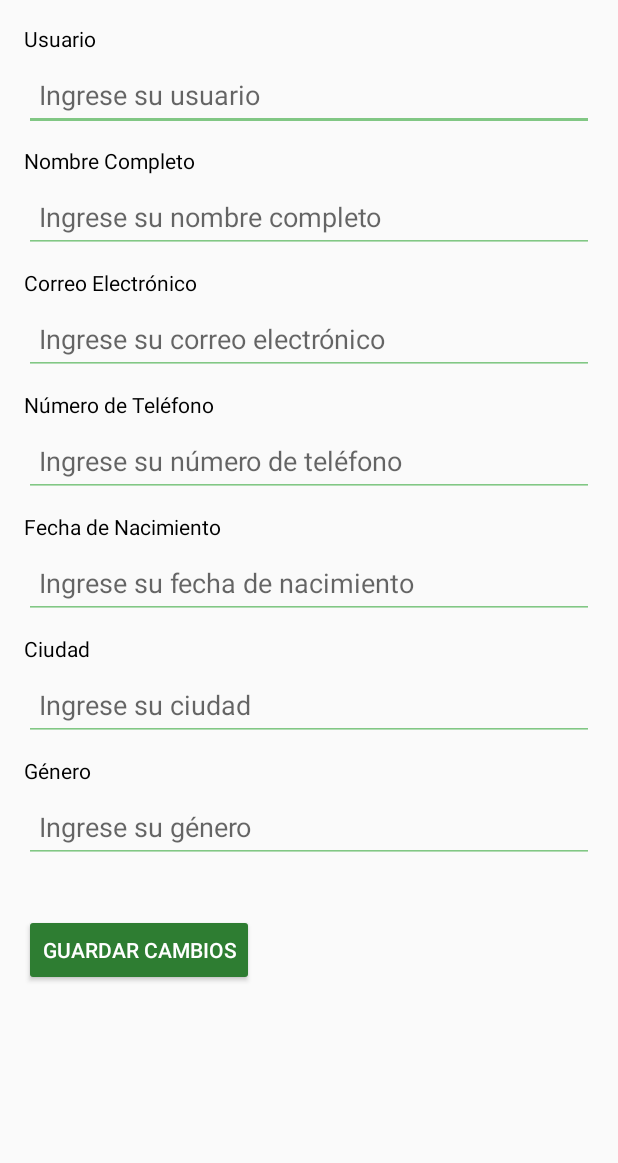
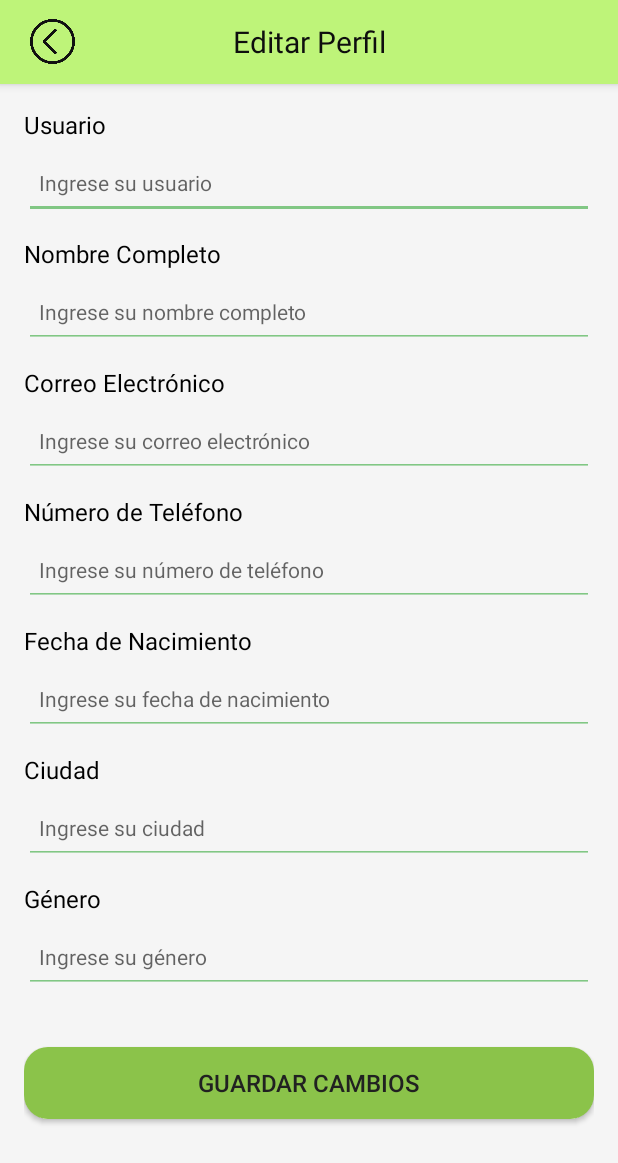
Before and after one commit to Nieve2205/ProyectoFinal, an Android app built with Jetpack Compose: the EditProfileActivity screen opened directly, with no data from a screen before it, on a phone screen of 412 x 824 dp. Shown: the top 1163 px of the screen. Run offline under Robolectric (Android 15) with nearby library versions, the phone set to English and light mode, and no system bars; our stand-ins replace Firebase (no records; nobody signed in at launch, a user with empty details on screens opened directly).

Commit message:
Mejora de la vista EditProfile

```diff
--- a/app/src/main/res/layout/activity_edit_profile.xml
+++ b/app/src/main/res/layout/activity_edit_profile.xml
@@ -3,117 +3,176 @@
     android:layout_width="match_parent"
     android:layout_height="match_parent"
     android:orientation="vertical"
+    android:background="#F5F5F5">
+
+    <!-- Barra Superior -->
+    <androidx.appcompat.widget.Toolbar
+        android:layout_width="match_parent"
+        android:layout_height="wrap_content"
+        android:background="@color/colorPrimary"
+        android:theme="@style/ThemeOverlay.AppCompat.Dark.ActionBar"
+        android:elevation="4dp">
+
+        <ImageView
+            android:id="@+id/menu_icon"
+            android:layout_width="30dp"
+            android:layout_height="30dp"
+            android:layout_marginStart="20dp"
+            android:src="@drawable/flecha"
+            android:contentDescription="User Icon"
+            android:clickable="true" />
+
+        <TextView
+            android:layout_width="wrap_content"
+            android:layout_height="wrap_content"
+            android:text="Editar Perfil"
+            android:textColor="#0E0E0E"
+            android:textSize="20sp"
+            android:layout_gravity="center"
+            android:gravity="center" />
+    </androidx.appcompat.widget.Toolbar>
+
+    <!-- Contenido Principal -->
+    <ScrollView
+        android:layout_width="match_parent"
+        android:layout_height="match_parent"
         android:padding="16dp">
 
-    <!-- Campos de EditText con sus respectivos nombres de campo -->
+        <LinearLayout
+            android:layout_width="match_parent"
+            android:layout_height="wrap_content"
+            android:orientation="vertical">
+
+            <!-- Campos de Texto -->
             <TextView
                 android:layout_width="match_parent"
                 android:layout_height="wrap_content"
                 android:text="Usuario"
                 android:textColor="#000000"
-        android:paddingBottom="4dp"/>
+                android:textSize="16sp"
+                android:paddingBottom="4dp" />
             <EditText
                 android:id="@+id/usernameEditText"
                 android:layout_width="match_parent"
                 android:layout_height="wrap_content"
                 android:backgroundTint="#81C784"
                 android:textColor="#000000"
+                android:textSize="14sp"
                 android:padding="10dp"
                 android:hint="Ingrese su usuario"
                 android:minHeight="48dp"
-        android:layout_marginBottom="10dp" />
+                android:layout_marginBottom="12dp" />
 
+            <!-- Nombre Completo -->
             <TextView
                 android:layout_width="match_parent"
                 android:layout_height="wrap_content"
                 android:text="Nombre Completo"
+                android:textSize="16sp"
                 android:textColor="#000000"
-        android:paddingBottom="4dp"/>
+                android:paddingBottom="4dp" />
             <EditText
                 android:id="@+id/fullNameEditText"
                 android:layout_width="match_parent"
                 android:layout_height="wrap_content"
                 android:backgroundTint="#81C784"
                 android:textColor="#000000"
+                android:textSize="14sp"
                 android:padding="10dp"
                 android:hint="Ingrese su nombre completo"
                 android:minHeight="48dp"
-        android:layout_marginBottom="10dp" />
+                android:layout_marginBottom="12dp" />
 
+            <!-- Correo Electrónico -->
             <TextView
                 android:layout_width="match_parent"
                 android:layout_height="wrap_content"
                 android:text="Correo Electrónico"
                 android:textColor="#000000"
-        android:paddingBottom="4dp"/>
+                android:textSize="16sp"
+                android:paddingBottom="4dp" />
             <EditText
                 android:id="@+id/emailEditText"
                 android:layout_width="match_parent"
                 android:layout_height="wrap_content"
                 android:backgroundTint="#81C784"
                 android:textColor="#000000"
+                android:textSize="14sp"
                 android:padding="10dp"
                 android:hint="Ingrese su correo electrónico"
                 android:minHeight="48dp"
-        android:layout_marginBottom="10dp" />
+                android:layout_marginBottom="12dp" />
 
+            <!-- Número de Teléfono -->
             <TextView
                 android:layout_width="match_parent"
                 android:layout_height="wrap_content"
                 android:text="Número de Teléfono"
+                android:textSize="16sp"
                 android:textColor="#000000"
-        android:paddingBottom="4dp"/>
+                android:paddingBottom="4dp" />
             <EditText
                 android:id="@+id/phoneNumberEditText"
                 android:layout_width="match_parent"
                 android:layout_height="wrap_content"
                 android:backgroundTint="#81C784"
                 android:textColor="#000000"
+                android:textSize="14sp"
                 android:padding="10dp"
                 android:hint="Ingrese su número de teléfono"
                 android:minHeight="48dp"
-        android:layout_marginBottom="10dp" />
+                android:layout_marginBottom="12dp" />
 
+            <!-- Fecha de Nacimiento -->
             <TextView
                 android:layout_width="match_parent"
                 android:layout_height="wrap_content"
                 android:text="Fecha de Nacimiento"
                 android:textColor="#000000"
-        android:paddingBottom="4dp"/>
+                android:textSize="16sp"
+                android:paddingBottom="4dp" />
             <EditText
                 android:id="@+id/dateOfBirthEditText"
                 android:layout_width="match_parent"
                 android:layout_height="wrap_content"
                 android:backgroundTint="#81C784"
                 android:textColor="#000000"
+                android:textSize="14sp"
                 android:padding="10dp"
                 android:hint="Ingrese su fecha de nacimiento"
                 android:minHeight="48dp"
-        android:layout_marginBottom="10dp" />
+                android:layout_marginBottom="12dp" />
 
+            <!-- Ciudad -->
+
+            <!-- Género -->
             <TextView
                 android:layout_width="match_parent"
                 android:layout_height="wrap_content"
+                android:paddingBottom="4dp"
                 android:text="Ciudad"
-        android:textColor="#000000"
-        android:paddingBottom="4dp"/>
+                android:textSize="16sp"
+                android:textColor="#000000" />
+
             <EditText
                 android:id="@+id/cityEditText"
                 android:layout_width="match_parent"
                 android:layout_height="wrap_content"
+                android:layout_marginBottom="12dp"
                 android:backgroundTint="#81C784"
-        android:textColor="#000000"
+                android:hint="Ingrese su ciudad"
+                android:textSize="14sp"
+                android:minHeight="48dp"
                 android:padding="10dp"
-        android:hint="Ingrese su ciudad"
-        android:minHeight="48dp"
-        android:layout_marginBottom="10dp" />
+                android:textColor="#000000" />
 
             <TextView
                 android:layout_width="match_parent"
                 android:layout_height="wrap_content"
                 android:text="Género"
                 android:textColor="#000000"
-        android:paddingBottom="4dp"/>
+                android:textSize="16sp"
+                android:paddingBottom="4dp" />
             <EditText
                 android:id="@+id/genderEditText"
                 android:layout_width="match_parent"
@@ -121,18 +180,24 @@
                 android:backgroundTint="#81C784"
                 android:textColor="#000000"
                 android:padding="10dp"
+                android:textSize="14sp"
                 android:hint="Ingrese su género"
                 android:minHeight="48dp"
-        android:layout_marginBottom="10dp" />
+                android:layout_marginBottom="12dp" />
 
-    <!-- Botón para Guardar Cambios -->
+            <!-- Botón de Guardar Cambios -->
             <Button
                 android:id="@+id/saveChangesButton"
-        android:layout_width="wrap_content"
+                android:layout_width="match_parent"
                 android:layout_height="wrap_content"
                 android:text="Guardar Cambios"
-        android:textColor="#FFFFFF"
-        android:backgroundTint="#2E7D32"
+                android:textColor="#212121"
+                android:background="@drawable/rounded_button"
                 android:padding="12dp"
-        android:layout_marginTop="24dp" />
+                android:textSize="16sp"
+                android:layout_marginTop="24dp"
+                android:layout_marginBottom="16dp" />
+
         </LinearLayout>
+    </ScrollView>
+</LinearLayout>
```
Lines whose indentation alone changed are shown as unchanged.
